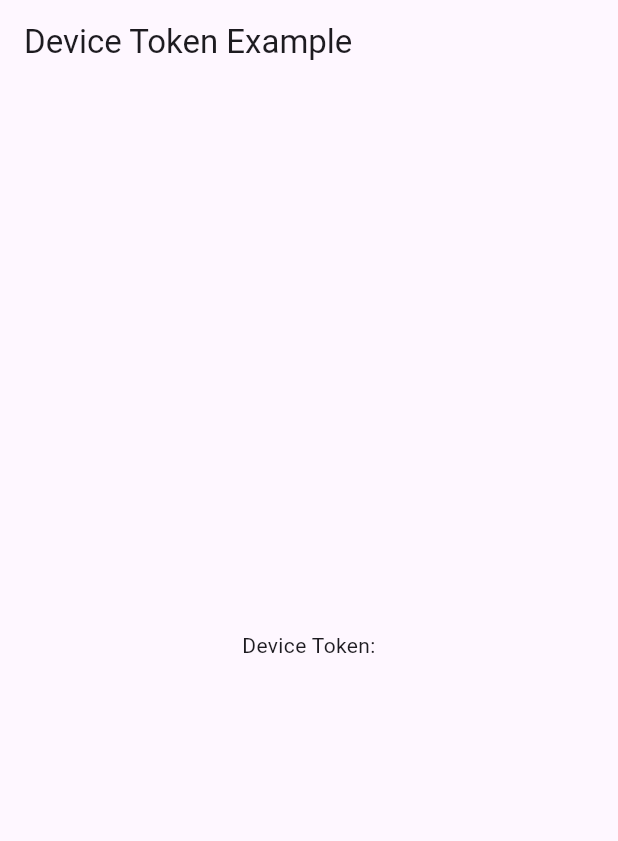
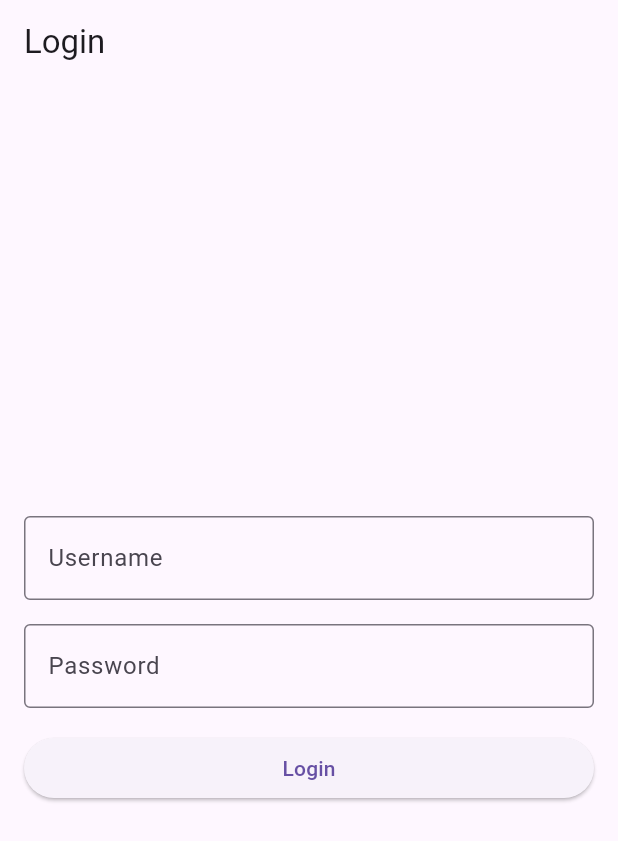
Before and after one commit to SirioHaffy21/flutter_application_test, a Flutter app: the screen it shows after launch, on a phone screen of 412 x 824 dp. Shown: the top 841 px of the screen. Run offline on Flutter 3.47's test engine with Material 3 defaults, Android fonts, the phone set to English and light mode, and no system bars; our stand-ins replace firebase_core, firebase_messaging, flutter_local_notifications, timezone; accounts and stored records are empty.

```diff
--- a/lib/main.dart
+++ b/lib/main.dart
@@ -4,6 +4,7 @@ import 'package:firebase_messaging/firebase_messaging.dart';
 import 'package:flutter_local_notifications/flutter_local_notifications.dart';
 import 'package:timezone/data/latest_all.dart' as tz;
 import 'package:timezone/timezone.dart' as tz;
+import 'package:flutter_application_test/ui/login_page.dart';
 
 void main() async {
   WidgetsFlutterBinding.ensureInitialized();
@@ -11,126 +12,148 @@ void main() async {
   runApp(MyApp());
 }
 
-class MyApp extends StatefulWidget {
+class MyApp extends StatelessWidget {
   @override
-  _MyAppState createState() => _MyAppState();
-}
-
-class _MyAppState extends State<MyApp> {
-  final FlutterLocalNotificationsPlugin flutterLocalNotificationsPlugin =
-      FlutterLocalNotificationsPlugin();
-  String? _deviceToken;
-  String? _notifyTitle;
-  String? _notifyContent;
-
-  @override
-  void initState() {
-    super.initState();
-    _initializeFCM();
-    tz.initializeTimeZones();
-  }
-
-  void _initializeFCM() async {
-    FirebaseMessaging messaging = FirebaseMessaging.instance;
-
-    // Lấy Device Token
-    String? token = await messaging.getToken();
-    setState(() {
-      _deviceToken = token;
-    });
-
-    // In ra token (hoặc gửi token lên server)
-    print("Device Token: $_deviceToken");
-    FirebaseMessaging.onMessage.listen((RemoteMessage message) {
-      print("Message received: ${message.notification?.title}");
-      // Hiển thị thông báo tùy chỉnh trong app
-      _notifyTitle = message.notification?.title;
-      _notifyContent = message.notification?.title;
-    });
-
-
-  }
-
-  Future<void> requestNotificationPermissions() async {
-  final FlutterLocalNotificationsPlugin flutterLocalNotificationsPlugin =
-      FlutterLocalNotificationsPlugin();
-
-  final NotificationAppLaunchDetails? details =
-      await flutterLocalNotificationsPlugin.getNotificationAppLaunchDetails();
-
-  if (details?.didNotificationLaunchApp ?? false) {
-    // Xử lý khi thông báo đã kích hoạt ứng dụng
-  }
-
-  if (await flutterLocalNotificationsPlugin
-          .resolvePlatformSpecificImplementation<
-              AndroidFlutterLocalNotificationsPlugin>()
-          ?.areNotificationsEnabled() ==
-      false) {
-    await flutterLocalNotificationsPlugin
-        .resolvePlatformSpecificImplementation<
-            AndroidFlutterLocalNotificationsPlugin>()
-        ?.requestPermission();
+  //_MyAppState createState() => _MyAppState();
+  Widget build(BuildContext context) {
+    return MaterialApp(
+      title: 'Flutter Login Demo',
+      theme: ThemeData(primarySwatch: Colors.blue),
+      initialRoute: '/login',
+      routes: {
+        '/login': (context) => LoginPage(),
+        '/home': (context) => HomePage(), // Trang chính sau khi login
+      },
+    );
   }
 }
 
-  // Hàm khởi tạo
-  Future<void> _initializeNotifications() async {
-    const AndroidInitializationSettings initializationSettingsAndroid =
-        AndroidInitializationSettings('@mipmap/ic_launcher');
-
-    final InitializationSettings initializationSettings =
-        InitializationSettings(
-      android: initializationSettingsAndroid,
-    );
-
-    await flutterLocalNotificationsPlugin.initialize(initializationSettings);
-  }
-
-  // Hàm hiển thị thông báo
-  Future<void> _showNotification() async {
-    const AndroidNotificationDetails androidPlatformChannelSpecifics =
-        AndroidNotificationDetails(
-      'your_channel_id',
-      'your_channel_name',
-      channelDescription: 'your_channel_description',
-      importance: Importance.max,
-      priority: Priority.high,
-    );
-
-    const NotificationDetails platformChannelSpecifics =
-        NotificationDetails(android: androidPlatformChannelSpecifics);
-
-    await flutterLocalNotificationsPlugin.zonedSchedule(
-      0, // ID của thông báo
-      _notifyTitle, // Tiêu đề
-      _notifyContent, // Nội dung
-      tz.TZDateTime.now(tz.local).add(const Duration(seconds: 3)), // Gửi sau 10 giây
-      platformChannelSpecifics,
-      // ignore: deprecated_member_use
-      androidAllowWhileIdle: true,
-      uiLocalNotificationDateInterpretation:
-           UILocalNotificationDateInterpretation.absoluteTime,
-    );
-  }
+class HomePage extends StatelessWidget {
   @override
   Widget build(BuildContext context) {
-    return MaterialApp(
-      home: Scaffold(
-        appBar: AppBar(title: Text("Device Token Example")),
-        body: Center(
-          child: Text(
-            _deviceToken != null
-                ? "Device Token:\n$_deviceToken"
-                : "Loading Device Token...",
-            textAlign: TextAlign.center,
-          ),
-          // child: ElevatedButton(
-          //   onPressed: _showNotification,
-          //   child: const Text('Hiển thị thông báo')
-          // )
-        ),
+    return Scaffold(
+      appBar: AppBar(title: Text('Home Page')),
+      body: Center(
+        child: Text('Welcome to the Home Page!'),
       ),
     );
   }
 }
+// class _MyAppState extends State<MyApp> {
+//   final FlutterLocalNotificationsPlugin flutterLocalNotificationsPlugin =
+//       FlutterLocalNotificationsPlugin();
+//   String? _deviceToken;
+//   String? _notifyTitle;
+//   String? _notifyContent;
+
+//   @override
+//   void initState() {
+//     super.initState();
+//     _initializeFCM();
+//     tz.initializeTimeZones();
+//   }
+
+//   void _initializeFCM() async {
+//     FirebaseMessaging messaging = FirebaseMessaging.instance;
+
+//     // Lấy Device Token
+//     String? token = await messaging.getToken();
+//     setState(() {
+//       _deviceToken = token;
+//     });
+
+//     // In ra token (hoặc gửi token lên server)
+//     print("Device Token: $_deviceToken");
+//     FirebaseMessaging.onMessage.listen((RemoteMessage message) {
+//       print("Message received: ${message.notification?.title}");
+//       // Hiển thị thông báo tùy chỉnh trong app
+//       _notifyTitle = message.notification?.title;
+//       _notifyContent = message.notification?.title;
+//     });
+
+
+//   }
+
+//   Future<void> requestNotificationPermissions() async {
+//   final FlutterLocalNotificationsPlugin flutterLocalNotificationsPlugin =
+//       FlutterLocalNotificationsPlugin();
+
+//   final NotificationAppLaunchDetails? details =
+//       await flutterLocalNotificationsPlugin.getNotificationAppLaunchDetails();
+
+//   if (details?.didNotificationLaunchApp ?? false) {
+//     // Xử lý khi thông báo đã kích hoạt ứng dụng
+//   }
+
+//   if (await flutterLocalNotificationsPlugin
+//           .resolvePlatformSpecificImplementation<
+//               AndroidFlutterLocalNotificationsPlugin>()
+//           ?.areNotificationsEnabled() ==
+//       false) {
+//     await flutterLocalNotificationsPlugin
+//         .resolvePlatformSpecificImplementation<
+//             AndroidFlutterLocalNotificationsPlugin>()
+//         ?.requestPermission();
+//   }
+// }
+
+//   // Hàm khởi tạo
+//   Future<void> _initializeNotifications() async {
+//     const AndroidInitializationSettings initializationSettingsAndroid =
+//         AndroidInitializationSettings('@mipmap/ic_launcher');
+
+//     final InitializationSettings initializationSettings =
+//         InitializationSettings(
+//       android: initializationSettingsAndroid,
+//     );
+
+//     await flutterLocalNotificationsPlugin.initialize(initializationSettings);
+//   }
+
+//   // Hàm hiển thị thông báo
+//   Future<void> _showNotification() async {
+//     const AndroidNotificationDetails androidPlatformChannelSpecifics =
+//         AndroidNotificationDetails(
+//       'your_channel_id',
+//       'your_channel_name',
+//       channelDescription: 'your_channel_description',
+//       importance: Importance.max,
+//       priority: Priority.high,
+//     );
+
+//     const NotificationDetails platformChannelSpecifics =
+//         NotificationDetails(android: androidPlatformChannelSpecifics);
+
+//     await flutterLocalNotificationsPlugin.zonedSchedule(
+//       0, // ID của thông báo
+//       _notifyTitle, // Tiêu đề
+//       _notifyContent, // Nội dung
+//       tz.TZDateTime.now(tz.local).add(const Duration(seconds: 3)), // Gửi sau 10 giây
+//       platformChannelSpecifics,
+//       // ignore: deprecated_member_use
+//       androidAllowWhileIdle: true,
+//       uiLocalNotificationDateInterpretation:
+//            UILocalNotificationDateInterpretation.absoluteTime,
+//     );
+//   }
+//   // @override
+//   // Widget build(BuildContext context) {
+//   //   return MaterialApp(
+//   //     home: Scaffold(
+//   //       appBar: AppBar(title: Text("Device Token Example")),
+//   //       body: Center(
+//   //         child: Text(
+//   //           _deviceToken != null
+//   //               ? "Device Token:\n$_deviceToken"
+//   //               : "Loading Device Token...",
+//   //           textAlign: TextAlign.center,
+//   //         ),
+//   //         // child: ElevatedButton(
+//   //         //   onPressed: _showNotification,
+//   //         //   child: const Text('Hiển thị thông báo')
+//   //         // )
+//   //       ),
+//   //     ),
+//   //   );
+//   // }
+// }
--- /dev/null
+++ b/lib/services/auth_login_service.dart
@@ -0,0 +1,38 @@
+import 'dart:convert';
+import 'package:http/http.dart' as http;
+
+class AuthLoginService {
+  final String baseUrl = 'http://sale.crmviet.vn:8180/crm/api/v1';
+
+  Future<Map<String,dynamic>> login(String username, String password) async {
+    final url = Uri.parse('$baseUrl/login');
+    final response = await http.post(
+      url,
+      headers: {'Content-Type':'application/json'},
+      body: json.encode({'username':username, 'password':password}),
+    );
+
+    if(response.statusCode == 200){
+      return json.decode(handleApiResponse(response.body));
+    }else{
+      throw Exception('Failed to login');
+    }
+  }
+}
+
+String handleApiResponse(String responseBody) {
+  try {
+    Map<String, dynamic> response = jsonDecode(responseBody);
+
+    if (response['messages'] == 'success') {
+      print("Login thành công!");
+      return response.toString();
+    } else {
+      print("Login thất bại: ${response['message']}");
+      return response.toString();
+    }
+  } catch (e) {
+    print("Lỗi khi xử lý API: $e");
+    throw Exception();
+  }
+}
--- /dev/null
+++ b/lib/ui/login_page.dart
@@ -0,0 +1,96 @@
+import 'package:flutter/material.dart';
+import 'package:flutter_application_test/services/auth_login_service.dart';
+
+class LoginPage extends StatefulWidget {
+  @override
+  // ignore: library_private_types_in_public_api
+  _LoginPageState createState() => _LoginPageState();
+}
+
+class _LoginPageState extends State<LoginPage> {
+  final _usernameController = TextEditingController();
+  final _passwordController = TextEditingController();
+  bool _isLoading = false;
+  final AuthLoginService _authService = AuthLoginService();
+
+  void _login() async {
+    setState(() {
+      _isLoading = true; // Hiển thị loading spinner
+    });
+
+    try {
+      final response = await _authService.login(
+        _usernameController.text.trim(),
+        _passwordController.text.trim(),
+      );
+      //response.
+      print(response.toString());
+
+      if (response['messages'] == 'success') {
+        // Đăng nhập thành công
+        print('Token: ${response['token']}');
+        ScaffoldMessenger.of(context).showSnackBar(
+          SnackBar(content: Text('Login successful!')),
+        );
+        // Điều hướng sang trang chính (HomePage)
+        Navigator.pushReplacementNamed(context, '/home');
+      } else {
+        // Hiển thị lỗi nếu không thành công
+        ScaffoldMessenger.of(context).showSnackBar(
+          SnackBar(content: Text(response['message'])),
+        );
+      }
+    } catch (e) {
+      // Hiển thị lỗi kết nối hoặc lỗi server
+      ScaffoldMessenger.of(context).showSnackBar(
+        SnackBar(content: Text('Error: $e')),
+      );
+    } finally {
+      setState(() {
+        _isLoading = false; // Tắt loading spinner
+      });
+    }
+  }
+
+  @override
+  Widget build(BuildContext context) {
+    return Scaffold(
+      appBar: AppBar(title: Text('Login')),
+      body: Padding(
+        padding: const EdgeInsets.all(16.0),
+        child: Column(
+          mainAxisAlignment: MainAxisAlignment.center,
+          crossAxisAlignment: CrossAxisAlignment.stretch,
+          children: [
+            TextField(
+              controller: _usernameController,
+              decoration: InputDecoration(
+                labelText: 'Username',
+                border: OutlineInputBorder(),
+              ),
+              keyboardType: TextInputType.text,
+            ),
+            SizedBox(height: 16),
+            TextField(
+              controller: _passwordController,
+              decoration: InputDecoration(
+                labelText: 'Password',
+                border: OutlineInputBorder(),
+              ),
+              obscureText: true, // Ẩn password
+            ),
+            SizedBox(height: 16),
+            ElevatedButton(
+              onPressed: _isLoading ? null : _login,
+              child: _isLoading
+                  ? CircularProgressIndicator(
+                      color: Colors.white,
+                    )
+                  : Text('Login'),
+            ),
+          ],
+        ),
+      ),
+    );
+  }
+}
--- a/pubspec.yaml
+++ b/pubspec.yaml
@@ -15,6 +15,8 @@ dependencies:
   firebase_analytics: ^11.0.0
   flutter_local_notifications: ^14.0.0
   timezone: ^0.9.0
+  dio: ^5.2.1
+
 
   english_words: ^4.0.0
   provider: ^6.0.0
```
Also changed, not shown: pubspec.lock, 2 other files.
